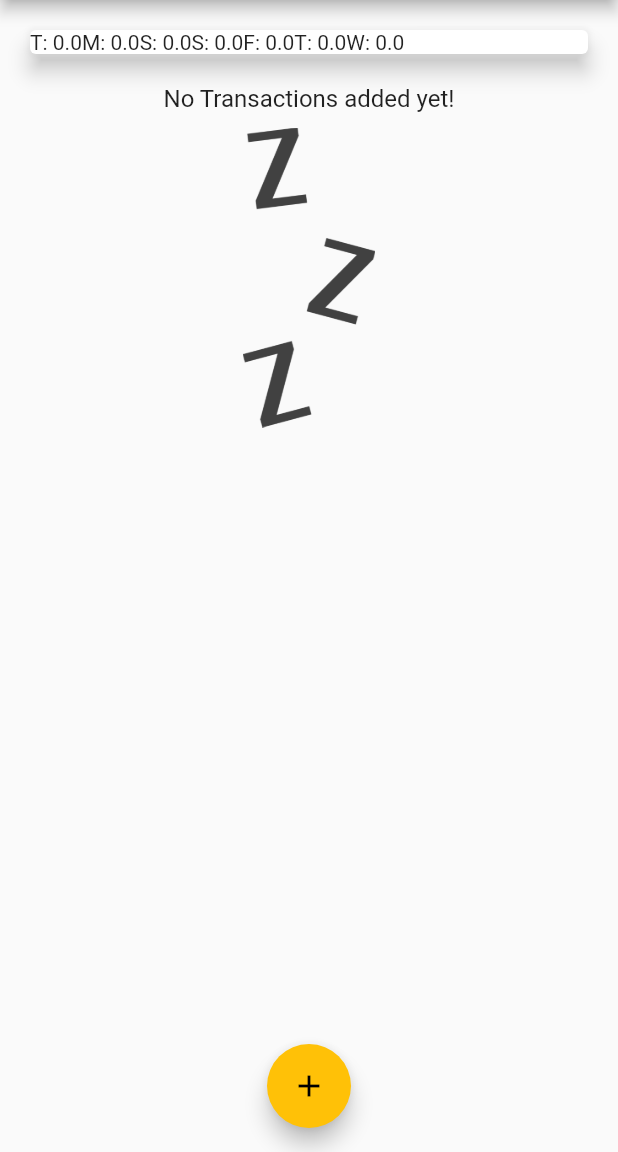
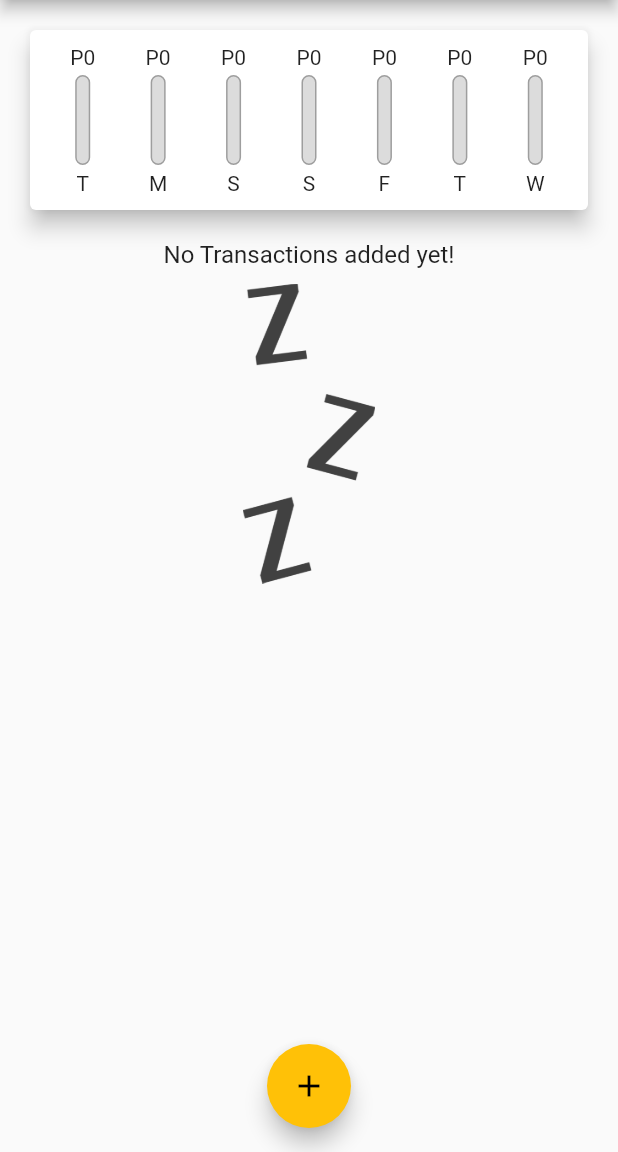
Before and after one commit to EliezerAmbion/flutter_expense_tracker, a Flutter app: the screen it shows after launch, on a phone screen of 412 x 824 dp, the part 84-1236 px from its top. Run offline on Flutter 3.47's test engine with Material 2 defaults, Android fonts, the phone set to English and light mode, and no system bars.

Commit message:
add chart bar functionality

```diff
--- a/lib/widgets/chart.dart
+++ b/lib/widgets/chart.dart
@@ -1,3 +1,4 @@
+import '/widgets/chart_bar.dart';
 import 'package:flutter/material.dart';
 import '/models/transaction.dart';
 import 'package:intl/intl.dart';
@@ -28,15 +29,37 @@ class Chart extends StatelessWidget {
     });
   }
 
+  double get totalSpending {
+    return groupedTransactionValues.fold(0.0, (sum, item) {
+      return sum + (item['amount'] as double);
+    });
+  }
+
   @override
   Widget build(BuildContext context) {
     return Card(
       elevation: 6,
       margin: const EdgeInsets.all(20),
-      child: Row(
-          children: groupedTransactionValues.map((data) {
-        return Text('${data['day']}: ${data['amount']}');
-      }).toList()),
+      child: Padding(
+        padding: EdgeInsets.all(10),
+        child: Row(
+          mainAxisAlignment: MainAxisAlignment.spaceAround,
+          children: groupedTransactionValues.map(
+            (data) {
+              return Flexible(
+                fit: FlexFit.tight,
+                child: ChartBar(
+                  (data['day'] as String),
+                  (data['amount'] as double),
+                  totalSpending == 0.0
+                      ? 0.0
+                      : (data['amount'] as double) / totalSpending,
+                ),
+              );
+            },
+          ).toList(),
+        ),
+      ),
     );
   }
 }
--- a/lib/widgets/chart_bar.dart
+++ b/lib/widgets/chart_bar.dart
@@ -11,7 +11,9 @@ class ChartBar extends StatelessWidget {
   Widget build(BuildContext context) {
     return Column(
       children: [
-        Text('P${spendingAmount.toStringAsFixed(0)}'),
+        FittedBox(
+          child: Text('P${spendingAmount.toStringAsFixed(0)}'),
+        ),
         const SizedBox(height: 4),
         Container(
           height: 60,
@@ -30,7 +32,7 @@ class ChartBar extends StatelessWidget {
                 child: Container(
                   decoration: BoxDecoration(
                     color: Theme.of(context).primaryColor,
-                    borderRadius: BorderRadius.circular(10),
+                    borderRadius: BorderRadius.circular(100),
                   ),
                 ),
               )
```
